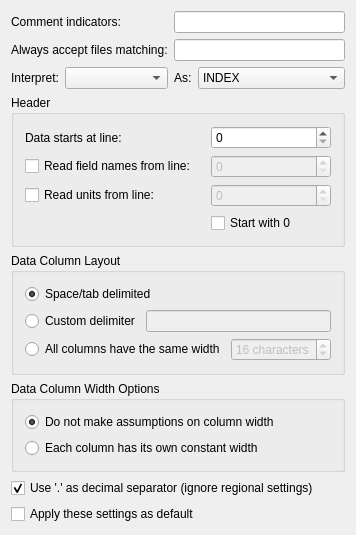
First picture: the form in src/datasources/ascii/asciiconfig.ui, repository Kst-plot/kst, before the edit.
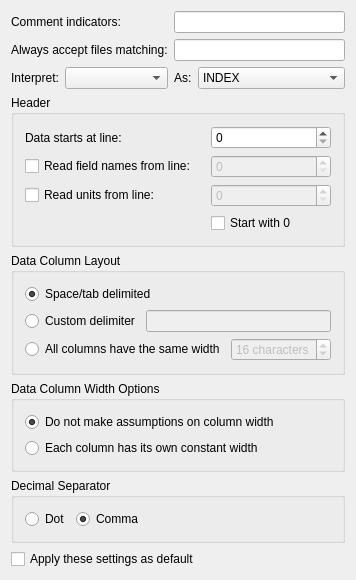
Second picture: the form after the edit.

Commit message: use dot or comma as decimal separator, it isn't more complex

```diff
--- a/src/datasources/ascii/asciiconfig.ui
+++ b/src/datasources/ascii/asciiconfig.ui
@@ -7,7 +7,7 @@
     <x>0</x>
     <y>0</y>
     <width>355</width>
-    <height>509</height>
+    <height>532</height>
    </rect>
   </property>
   <layout class="QVBoxLayout" name="verticalLayout">
@@ -317,16 +317,45 @@
     </widget>
    </item>
    <item>
-    <widget class="QCheckBox" name="_useDot">
-     <property name="text">
-      <string>Use '.' as decimal separator (ignore regional settings)</string>
+    <widget class="QGroupBox" name="groupBox">
+     <property name="title">
+      <string>Decimal Separator</string>
      </property>
-     <property name="checked">
-      <bool>true</bool>
-     </property>
-     <property name="tristate">
-      <bool>false</bool>
-     </property>
+     <layout class="QHBoxLayout" name="horizontalLayout_3">
+      <item>
+       <widget class="QRadioButton" name="_useDot">
+        <property name="text">
+         <string>Dot</string>
+        </property>
+        <property name="checked">
+         <bool>false</bool>
+        </property>
+       </widget>
+      </item>
+      <item>
+       <widget class="QRadioButton" name="_useComma">
+        <property name="text">
+         <string>Comma</string>
+        </property>
+        <property name="checked">
+         <bool>true</bool>
+        </property>
+       </widget>
+      </item>
+      <item>
+       <spacer name="horizontalSpacer">
+        <property name="orientation">
+         <enum>Qt::Horizontal</enum>
+        </property>
+        <property name="sizeHint" stdset="0">
+         <size>
+          <width>204</width>
+          <height>20</height>
+         </size>
+        </property>
+       </spacer>
+      </item>
+     </layout>
     </widget>
    </item>
    <item>
```
The commit also changes 6 other files.
